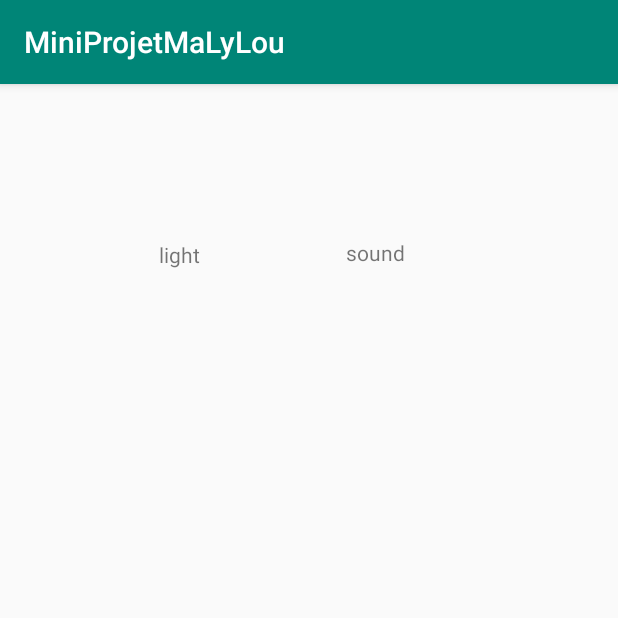
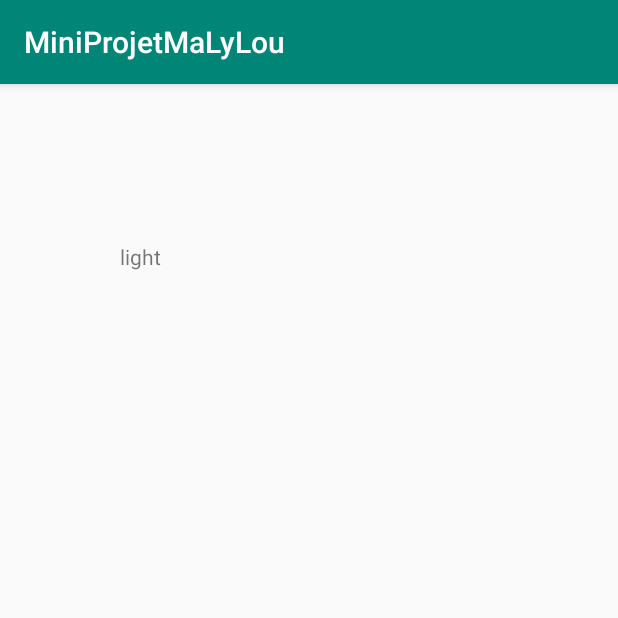
Before and after one commit to LouisJacques/MiniProjetMaLyLou, an Android app: the screen it shows after launch (MainActivity), on a phone screen of 412 x 824 dp, the top half of it. Run offline under Robolectric (Android 15) with nearby library versions, the phone set to English and light mode, and no system bars.

Commit message:
delete sound sensor

```diff
--- a/app/src/main/java/helloandroid/m2dl/miniprojetmalylou/MainActivity.java
+++ b/app/src/main/java/helloandroid/m2dl/miniprojetmalylou/MainActivity.java
@@ -12,9 +12,9 @@ import android.widget.TextView;
 public class MainActivity extends AppCompatActivity implements SensorEventListener {
 
     private TextView textViewLight;
-    private TextView textViewSound;
 
     private SensorManager sensorManager;
+
 
     @Override
     protected void onCreate(Bundle savedInstanceState) {
@@ -22,7 +22,6 @@ public class MainActivity extends AppCompatActivity implements SensorEventListen
         setContentView(R.layout.activity_main);
 
         textViewLight = findViewById(R.id.light);
-        textViewSound = findViewById(R.id.sound);
     }
 
     @Override
--- a/app/src/main/res/layout/activity_main.xml
+++ b/app/src/main/res/layout/activity_main.xml
@@ -16,22 +16,10 @@
         android:layout_marginBottom="8dp"
         android:text="light"
         app:layout_constraintBottom_toBottomOf="parent"
-        app:layout_constraintEnd_toStartOf="@+id/sound"
-        app:layout_constraintHorizontal_bias="0.548"
+        app:layout_constraintEnd_toEndOf="parent"
+        app:layout_constraintHorizontal_bias="0.2"
         app:layout_constraintStart_toStartOf="parent"
         app:layout_constraintTop_toTopOf="parent"
-        app:layout_constraintVertical_bias="0.132" />
+        app:layout_constraintVertical_bias="0.134" />
 
-    <TextView
-        android:id="@+id/sound"
-        android:layout_width="73dp"
-        android:layout_height="36dp"
-        android:layout_marginTop="8dp"
-        android:layout_marginEnd="108dp"
-        android:layout_marginBottom="8dp"
-        android:text="sound"
-        app:layout_constraintBottom_toBottomOf="parent"
-        app:layout_constraintEnd_toEndOf="parent"
-        app:layout_constraintTop_toTopOf="parent"
-        app:layout_constraintVertical_bias="0.132" />
 </android.support.constraint.ConstraintLayout>
```
